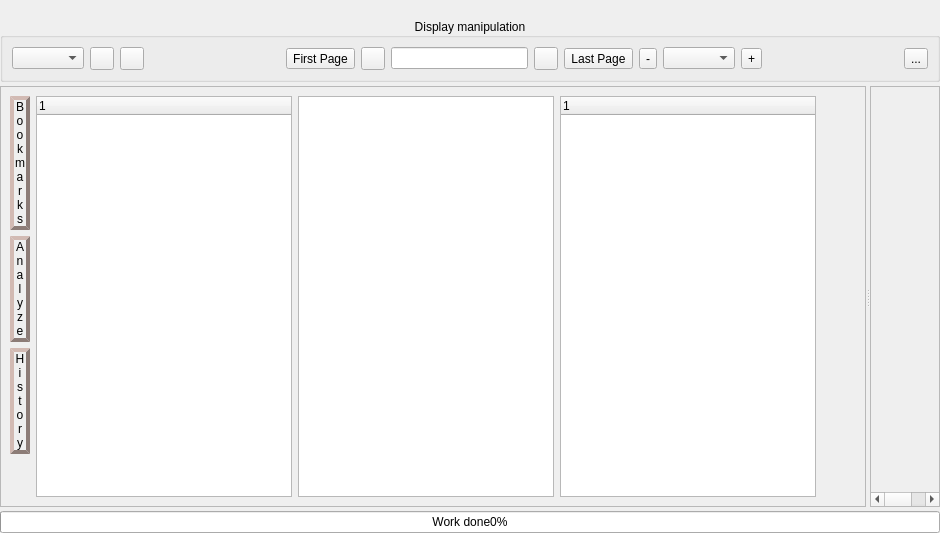
The window that Tab.ui (caronnee/pdfeditor) describes before a commit, drawn with Qt 5.
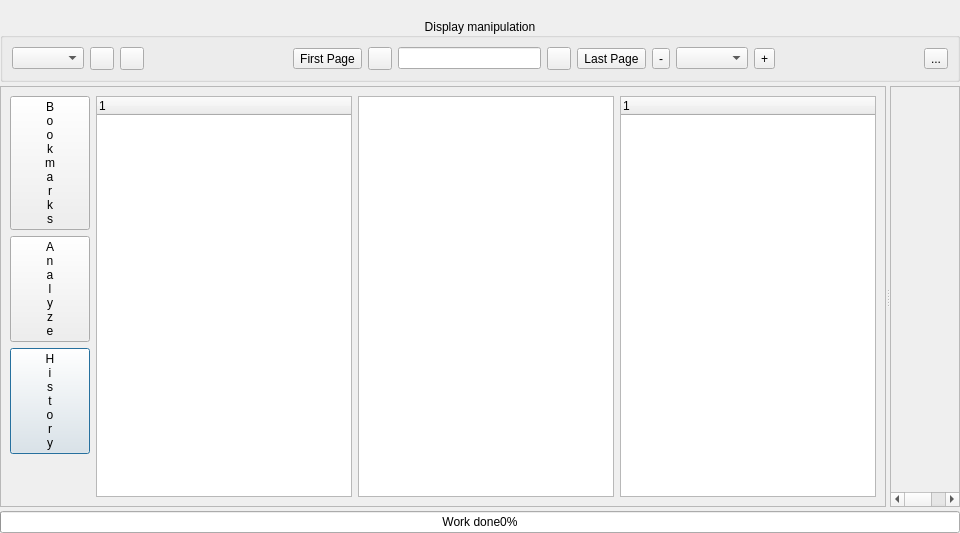
The same window after the commit. Icons and pictures are not drawn.

Patch:
```diff
--- a/Tab.ui
+++ b/Tab.ui
@@ -6,7 +6,7 @@
    <rect>
     <x>0</x>
     <y>0</y>
-    <width>648</width>
+    <width>948</width>
     <height>533</height>
    </rect>
   </property>
@@ -131,16 +131,8 @@
        </item>
        <item row="2" column="0">
         <widget class="QPushButton" name="historyButton">
-         <property name="maximumSize">
-          <size>
-           <width>20</width>
-           <height>16777215</height>
-          </size>
-         </property>
          <property name="styleSheet">
-          <string notr="true">border-style: outset;
-border-width: 4px;
-border-color:rgb(140, 124, 119)</string>
+          <string notr="true"/>
          </property>
          <property name="text">
           <string>H
@@ -167,19 +159,11 @@
        </item>
        <item row="1" column="0">
         <widget class="QPushButton" name="showAnalyzeButton">
-         <property name="maximumSize">
-          <size>
-           <width>20</width>
-           <height>16777215</height>
-          </size>
-         </property>
          <property name="toolTip">
           <string>Analyze pdf document</string>
          </property>
          <property name="styleSheet">
-          <string notr="true">border-style: outset;
-border-width: 4px;
-border-color:rgb(140, 124, 119)</string>
+          <string notr="true"/>
          </property>
          <property name="text">
           <string>A
@@ -196,25 +180,13 @@
          <property name="checkable">
           <bool>true</bool>
          </property>
-         <property name="default">
-          <bool>true</bool>
-         </property>
+         <attribute name="buttonGroup">
+          <string>buttonGroup</string>
+         </attribute>
         </widget>
        </item>
        <item row="0" column="0">
         <widget class="QPushButton" name="showBookmark">
-         <property name="sizePolicy">
-          <sizepolicy hsizetype="Preferred" vsizetype="Preferred">
-           <horstretch>0</horstretch>
-           <verstretch>0</verstretch>
-          </sizepolicy>
-         </property>
-         <property name="maximumSize">
-          <size>
-           <width>20</width>
-           <height>16777215</height>
-          </size>
-         </property>
          <property name="toolTip">
           <string>Show/hide bookmarks</string>
          </property>
@@ -222,9 +194,7 @@
           <enum>Qt::LeftToRight</enum>
          </property>
          <property name="styleSheet">
-          <string notr="true">border-style: outset;
-border-width: 4px;
-border-color:rgb(140, 124, 119)</string>
+          <string notr="true"/>
          </property>
          <property name="text">
           <string>B
@@ -243,12 +213,9 @@
          <property name="checkable">
           <bool>true</bool>
          </property>
-         <property name="default">
-          <bool>false</bool>
-         </property>
-         <property name="flat">
-          <bool>false</bool>
-         </property>
+         <attribute name="buttonGroup">
+          <string>buttonGroup</string>
+         </attribute>
         </widget>
        </item>
        <item row="0" column="5">
@@ -258,8 +225,8 @@
          </property>
          <property name="sizeHint" stdset="0">
           <size>
-           <width>40</width>
-           <height>20</height>
+           <width>0</width>
+           <height>0</height>
           </size>
          </property>
         </spacer>
```
Left out of the diff: 496 changed lines with no effect on the pictures.
